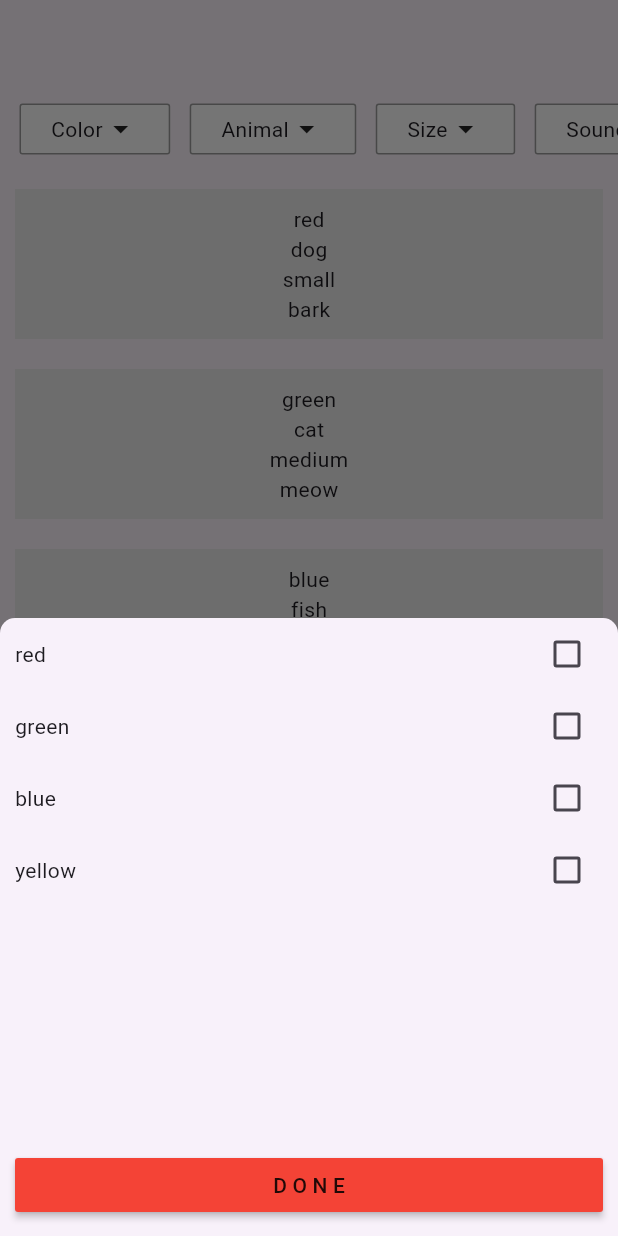
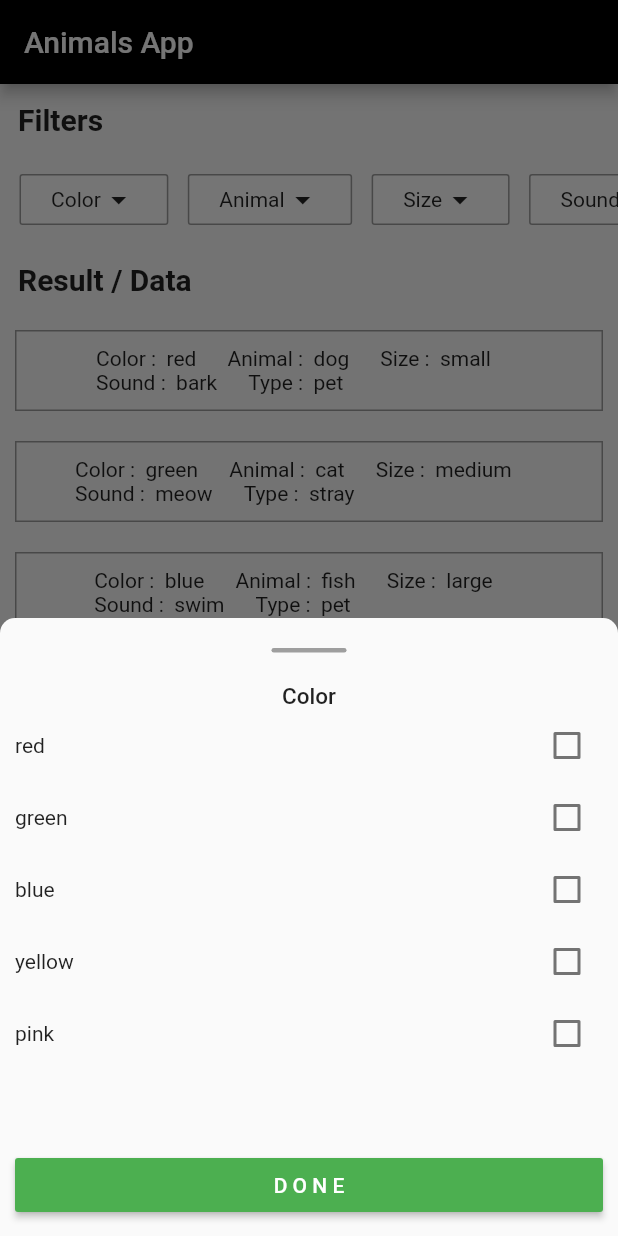
Before and after one commit to hussainint/DataFilters, a Flutter app: the screen it shows after launch, after a tap on "Color", on a phone screen of 412 x 824 dp. Run offline on Flutter 3.47's test engine with Material 2 defaults, Android fonts, the phone set to English and light mode, and no system bars.

Commit message:
Search box included. Filter box gets highlited when filters is selected.

```diff
--- a/example/lib/main.dart
+++ b/example/lib/main.dart
@@ -11,11 +11,9 @@ class MyApp extends StatelessWidget {
   @override
   Widget build(BuildContext context) {
     return MaterialApp(
+      debugShowCheckedModeBanner: false,
       title: 'Data Filters',
-      theme: ThemeData(
-        colorScheme: ColorScheme.fromSeed(seedColor: Colors.deepPurple),
-        useMaterial3: true,
-      ),
+      // theme: ThemeData(),
       home: MyHomePage(),
     );
   }
@@ -28,41 +26,64 @@ class MyHomePage extends StatefulWidget {
 
 class _MyHomePageState extends State<MyHomePage> {
   List<List> data = [
-    ['red', 'dog', 'small', 'bark'],
-    ['green', 'cat', 'medium', 'meow'],
-    ['blue', 'fish', 'large', 'swim'],
-    ['red', 'cat', 'small', 'meow'],
-    ['yellow', 'dog', 'large', 'bark'],
-    ['green', 'fish', 'medium', 'swim'],
-    ['blue', 'dog', 'medium', 'bark'],
-    ['red', 'fish', 'large', 'swim'],
-    ['yellow', 'cat', 'small', 'meow'],
-    ['green', 'dog', 'small', 'bark'],
-    ['blue', 'cat', 'large', 'meow'],
-    ['red', 'fish', 'medium', 'swim'],
-    ['yellow', 'dog', 'medium', 'bark'],
-    ['green', 'fish', 'large', 'swim'],
-    ['blue', 'cat', 'small', 'meow'],
-    ['red', 'dog', 'small', 'bark'],
-    ['yellow', 'cat', 'medium', 'meow'],
-    ['green', 'fish', 'small', 'swim'],
-    ['blue', 'dog', 'large', 'bark'],
-    ['red', 'cat', 'medium', 'meow'],
+    ['red', 'dog', 'small', 'bark', 'pet'],
+    ['green', 'cat', 'medium', 'meow', 'stray'],
+    ['blue', 'fish', 'large', 'swim', 'pet'],
+    ['red', 'cat', 'small', 'meow', 'stray'],
+    ['yellow', 'dog', 'large', 'bark', 'pet'],
+    ['green', 'fish', 'medium', 'swim', 'pet'],
+    ['blue', 'dog', 'medium', 'bark', 'pet'],
+    ['red', 'fish', 'large', 'swim', 'pet'],
+    ['yellow', 'cat', 'small', 'meow', 'pet'],
+    ['green', 'dog', 'small', 'bark', 'pet'],
+    ['blue', 'cat', 'large', 'meow', 'pet'],
+    ['red', 'fish', 'medium', 'swim', 'stray'],
+    ['yellow', 'dog', 'medium', 'bark', 'pet'],
+    ['green', 'fish', 'large', 'swim', 'stray'],
+    ['blue', 'cat', 'small', 'meow', 'pet'],
+    ['red', 'dog', 'small', 'bark', 'stray'],
+    ['yellow', 'cat', 'medium', 'meow', 'pet'],
+    ['green', 'fish', 'small', 'swim', 'stray'],
+    ['blue', 'dog', 'large', 'bark', 'pet'],
+    ['pink', 'cat', 'medium', 'meow', 'pet'],
   ];
+
+  List<String> titles = ['Color', 'Animal', 'Size', 'Sound', 'Type'];
 
   List<int>? filterIndex;
 
   @override
   Widget build(BuildContext context) {
     return Scaffold(
-      appBar: AppBar(),
+      appBar: AppBar(
+        title: Text('Animals App'),
+        backgroundColor: Colors.black,
+        foregroundColor: Colors.white,
+      ),
       body: Column(
+        crossAxisAlignment: CrossAxisAlignment.start,
         children: [
+          const Padding(
+            padding: EdgeInsets.all(12.0),
+            child: Text(
+              'Filters',
+              style: TextStyle(
+                fontSize: 20,
+                fontWeight: FontWeight.w700,
+              ),
+            ),
+          ),
+
+          ///
+          /// This widget builds filters
           DataFilters(
             data: data,
 
             /// pass your filter title here
-            filterTitle: const ['Color', 'Animal', 'Size', 'Sound'],
+            filterTitle: titles,
+
+            /// enable animation
+            showAnimation: true,
 
             /// get list of index of selected filter
             recent_selected_data_index: (List<int>? index) {
@@ -70,13 +91,29 @@ class _MyHomePageState extends State<MyHomePage> {
                 filterIndex = index;
               });
             },
+
+            /// styling
             style: FilterStyle(
-              buttonColor: Colors.red,
+              buttonColor: Colors.green,
+              buttonColorText: Colors.white,
               filterBorderColor: Colors.grey,
             ),
           ),
 
+          const Padding(
+            padding: EdgeInsets.all(12.0),
+            child: Text(
+              'Result / Data',
+              style: TextStyle(
+                fontSize: 20,
+                fontWeight: FontWeight.w700,
+              ),
+            ),
+          ),
+
           /// Display your data
+          ///
+          ///
           Expanded(
             child: ListView.builder(
               itemCount: data.length,
@@ -84,11 +121,23 @@ class _MyHomePageState extends State<MyHomePage> {
                 /// filterIndex must be null initially
                 if (filterIndex == null || filterIndex!.contains(i)) {
                   return Container(
-                    margin: EdgeInsets.all(10),
-                    padding: EdgeInsets.all(10),
-                    color: Colors.grey[200],
-                    child: Column(
-                      children: [for (var ele in data[i]) Text(ele)],
+                    margin: const EdgeInsets.all(10),
+                    padding: const EdgeInsets.all(10),
+                    decoration: BoxDecoration(
+                      border: Border.all(
+                        color: Colors.grey,
+                      ),
+                    ),
+                    child: Center(
+                      child: Wrap(
+                        // crossAxisAlignment: CrossAxisAlignment.start,
+                        children: [
+                          for (var j = 0; j < data[i].length; j++)
+                            Text(
+                              '${titles[j]} :\t ${data[i][j]}\t\t\t\t\t\t',
+                            )
+                        ],
+                      ),
                     ),
                   );
                 }
--- a/lib/src/Models/style.dart
+++ b/lib/src/Models/style.dart
@@ -2,9 +2,12 @@ import 'package:flutter/material.dart';
 
 class FilterStyle {
   Color? buttonColor;
+  Color? buttonColorText;
+
   Color? filterBorderColor;
   FilterStyle({
     this.buttonColor,
     this.filterBorderColor,
+    this.buttonColorText,
   });
 }
--- a/lib/src/data_filters.dart
+++ b/lib/src/data_filters.dart
@@ -24,6 +24,9 @@ class DataFilters extends StatefulWidget {
   ///
   FilterStyle style;
 
+  ///
+  bool showAnimation;
+
   /// All fields are mandatory
   /// `selected_data_index` can be empty initailly
   DataFilters({
@@ -31,6 +34,7 @@ class DataFilters extends StatefulWidget {
     required this.filterTitle,
     required this.recent_selected_data_index,
     required this.style,
+    required this.showAnimation,
   });
 
   @override
@@ -41,6 +45,8 @@ class _DataFiltersState extends State<DataFilters> {
   List<FilterModel> filters = [];
 
   List<List> list_of_all_selected_filtersOptions = [];
+
+  TextEditingController _searchController = TextEditingController();
   @override
   void initState() {
     // TODO: implement initState
@@ -49,11 +55,12 @@ class _DataFiltersState extends State<DataFilters> {
 
     /// initializing empty selected filters
     initializeEmptySelectedIndexOptionList();
+    WidgetsBinding.instance.addPostFrameCallback((_) => _scrollToBottom());
   }
 
   void initializeEmptySelectedIndexOptionList() {
     list_of_all_selected_filtersOptions.clear();
-    List.generate(widget.data.length,
+    List.generate(widget.filterTitle.length,
         (index) => list_of_all_selected_filtersOptions.add([]));
   }
 
@@ -68,8 +75,8 @@ class _DataFiltersState extends State<DataFilters> {
   List allSelectedOptions = [];
   @override
   Widget build(BuildContext context) {
-    WidgetsBinding.instance.addPostFrameCallback((_) => _scrollToBottom());
-
+    // if (widget.showAnimation &&
+    //     isNestedListEmpty(list_of_all_selected_filtersOptions))
     var height = MediaQuery.of(context).size.height;
 
     return Container(
@@ -83,7 +90,7 @@ class _DataFiltersState extends State<DataFilters> {
         itemCount: filters.length,
         itemBuilder: (ctx, i) {
           // if (i == filter.length) {
-          //   print('last scrollll');
+          // //   print('last scrollll');
           // _scrollToBottom();
 
           return Row(
@@ -98,13 +105,18 @@ class _DataFiltersState extends State<DataFilters> {
                 decoration: BoxDecoration(
                   borderRadius: BorderRadius.circular(2),
                   color: Colors.white,
-                  border: Border.all(color: widget.style.filterBorderColor!),
+                  border: list_of_all_selected_filtersOptions[i].isEmpty
+                      ? Border.all(color: widget.style.filterBorderColor!)
+                      : Border.all(color: Colors.black, width: 2),
                 ),
                 padding: const EdgeInsets.symmetric(
                   horizontal: 20,
                 ),
                 child: InkWell(
                   onTap: () {
+                    ///clear search box if filter is selected
+                    _searchController.clear();
+
                     /// filters pop up
                     ///
                     showModalBottomSheet<void>(
@@ -120,7 +132,8 @@ class _DataFiltersState extends State<DataFilters> {
                       // backgroundColor: Colors.black,
                       builder: (BuildContext context) {
                         return FilterOptions(
-                          btnClr: widget.style.buttonColor!,
+                          title: filters[i].title,
+                          style: widget.style,
                           height: height,
 
                           ///
@@ -135,8 +148,11 @@ class _DataFiltersState extends State<DataFilters> {
                                 selectedOptions;
 
                             /// pass option values and get index of it
-                            List<int> indexs =
-                                search(list_of_all_selected_filtersOptions);
+                            List<int> indexs = searchWithSelectedFitler(
+                                list_of_all_selected_filtersOptions);
+                            // .expand((element) => element)
+                            // .toList()); // converting 2d list into 1d list and passing it as args for search()
+                            // var list1d = list2d.expand((x) => x).toList();
 
                             widget.recent_selected_data_index(indexs);
                           },
@@ -155,6 +171,38 @@ class _DataFiltersState extends State<DataFilters> {
                   ),
                 ),
               ),
+              if (i == filters.length - 1)
+                Row(
+                  children: [
+                    Container(
+                      height: 60,
+                      width: 200,
+                      margin: const EdgeInsets.all(13),
+                      child: TextField(
+                        autofocus: false,
+                        controller: _searchController,
+                        onChanged: (String k) {
+                          /// delete all seletced filters if user starts to type in search box
+                          if (k.length == 1) {
+                            initializeEmptySelectedIndexOptionList();
+                          }
+                          List<int> indexs = searchFromText(k);
+                          widget.recent_selected_data_index(indexs);
+                        },
+                        decoration: const InputDecoration(
+                          contentPadding: EdgeInsets.symmetric(horizontal: 20),
+                          border: OutlineInputBorder(),
+                          prefixIcon: Icon(Icons.search),
+                          hintText: 'Search',
+                          hintStyle: TextStyle(
+                            color: Colors.grey,
+                            fontSize: 15,
+                          ),
+                        ),
+                      ),
+                    ),
+                  ],
+                ),
 
               /// reset
               if (i == filters.length - 1)
@@ -168,6 +216,7 @@ class _DataFiltersState extends State<DataFilters> {
                     const SizedBox(width: 10),
                     GestureDetector(
                       onTap: () {
+                        _searchController.clear();
                         initializeEmptySelectedIndexOptionList();
                         widget.recent_selected_data_index(null);
                       },
@@ -176,9 +225,9 @@ class _DataFiltersState extends State<DataFilters> {
                         style: TextStyle(color: Colors.red),
                       ),
                     ),
-                    SizedBox(width: 15),
+                    const SizedBox(width: 15),
                   ],
-                )
+                ),
             ],
           );
         },
@@ -190,23 +239,58 @@ class _DataFiltersState extends State<DataFilters> {
     return null;
   }
 
-  List<int> search(List<List> selected_filter) {
+  List<int> searchWithSelectedFitler(List<List> selected_filter) {
     List<int> filteredIndexes = [];
+    // print(selected_filter);
 
     for (int i = 0; i < widget.data.length; i++) {
       bool shouldAdd = true;
-      for (int j = 0; j < widget.filterTitle.length; j++) {
+      // print('--------');
+      for (int j = 0; j < selected_filter.length; j++) {
+        // print(
+        // 'j= $j ${selected_filter[j]} is not empty ${selected_filter[j].isNotEmpty}');
+        // print(
+        // ' IF THAT NOT CONTAINS ${widget.data[i][j]}  = ${!selected_filter[j].contains(widget.data[i][j])}');
         if (selected_filter[j].isNotEmpty &&
             !selected_filter[j].contains(widget.data[i][j])) {
           shouldAdd = false;
+          // print('break');
           break;
         }
       }
       if (shouldAdd) {
         filteredIndexes.add(i);
+        // print('add $i');
       }
     }
 
     return filteredIndexes;
   }
+
+  /// search from seach box
+  List<int> searchFromText(String word) {
+    List<int> indexes = [];
+
+    for (int i = 0; i < widget.data.length; i++) {
+      for (int j = 0; j < widget.data[i].length; j++) {
+        if (widget.data[i][j].contains(word)) {
+          if (widget.data[i][j].contains(word)) {
+            indexes.add(i);
+            // print('${widget.data[i]}- ${widget.data[i][j]} contains $word');
+          }
+        }
+      }
+    }
+    return indexes;
+  }
+
+  /// FUNCTION TO CHECK IF NESTED LIST IS EMPTY
+  bool isNestedListEmpty(List<List> data) {
+    for (var element in data) {
+      if (element.isNotEmpty) {
+        return false;
+      }
+    }
+    return true;
+  }
 }
--- a/lib/src/filter_options.dart
+++ b/lib/src/filter_options.dart
@@ -1,6 +1,7 @@
 import 'package:data_filters/src/Models/filter_model.dart';
 import 'package:flutter/material.dart';
 
+import '../data_filters.dart';
 import 'Components/custom_check_box_stateless.dart';
 
 class FilterOptions extends StatelessWidget {
@@ -10,7 +11,8 @@ class FilterOptions extends StatelessWidget {
     required this.filter_index,
     required this.selected_option,
     required this.list_of_all_selected_filtersOptions,
-    required this.btnClr,
+    required this.title,
+    required this.style,
   });
 
   final double height;
@@ -18,7 +20,9 @@ class FilterOptions extends StatelessWidget {
   final int filter_index;
   final void Function(List<List>) selected_option;
   List<List> list_of_all_selected_filtersOptions = [];
-  Color btnClr;
+
+  String title;
+  FilterStyle style;
 
   @override
   Widget build(BuildContext context) {
@@ -28,6 +32,7 @@ class FilterOptions extends StatelessWidget {
         crossAxisAlignment: CrossAxisAlignment.start,
         mainAxisAlignment: MainAxisAlignment.center,
         children: [
+          FilterHeader(text: title),
           Expanded(
             child: ListView.builder(
               itemCount: filters[filter_index].options.length,
@@ -68,11 +73,16 @@ class FilterOptions extends StatelessWidget {
                 selected_option(list_of_all_selected_filtersOptions);
                 Navigator.of(context).pop();
               },
-              child: Text('D O N E'),
-              color: btnClr,
+              color: style.buttonColor,
 
               // margin: EdgeInsets.all(10),
               minWidth: double.infinity,
+              child: Text(
+                'D O N E',
+                style: TextStyle(
+                  color: style.buttonColorText,
+                ),
+              ),
             ),
           ),
         ],
@@ -80,3 +90,33 @@ class FilterOptions extends StatelessWidget {
     );
   }
 }
+
+class FilterHeader extends StatelessWidget {
+  String text;
+  FilterHeader({required this.text});
+  @override
+  Widget build(BuildContext context) {
+    return Center(
+      child: Column(
+        children: [
+          Container(
+            height: 3,
+            width: 50,
+            margin: EdgeInsets.all(20),
+            decoration: BoxDecoration(
+              borderRadius: BorderRadius.circular(10),
+              color: Colors.grey,
+            ),
+          ),
+          Text(
+            text,
+            style: TextStyle(
+              fontSize: 15,
+              fontWeight: FontWeight.w500,
+            ),
+          ),
+        ],
+      ),
+    );
+  }
+}
--- a/pubspec.yaml
+++ b/pubspec.yaml
@@ -1,6 +1,6 @@
 name: data_filters
-description: Add Filters to your existing data. Pass nested list of values and generate a filters for it.
-version: 0.0.3
+description: Add Filters to your existing data. Pass nested list of values and generate filters for it.
+version: 1.0.0
 homepage: https://github.com/hussainint/DataFilters
 
 environment:
```
Also changed, not shown: example/pubspec.lock, 3 other files.
